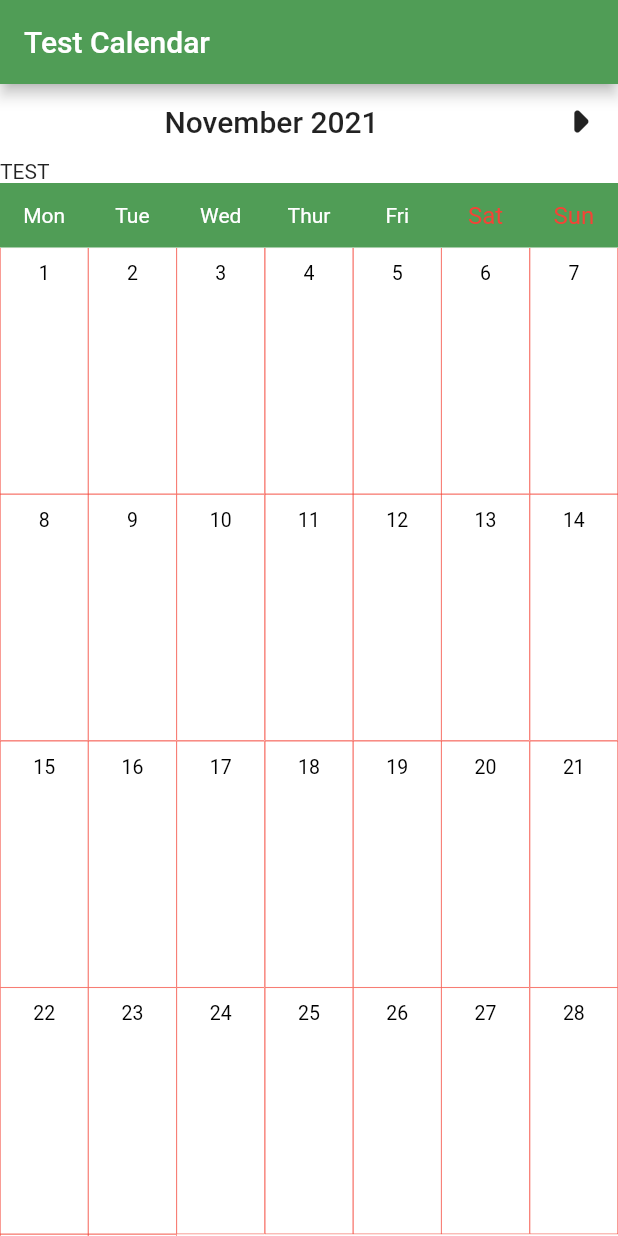
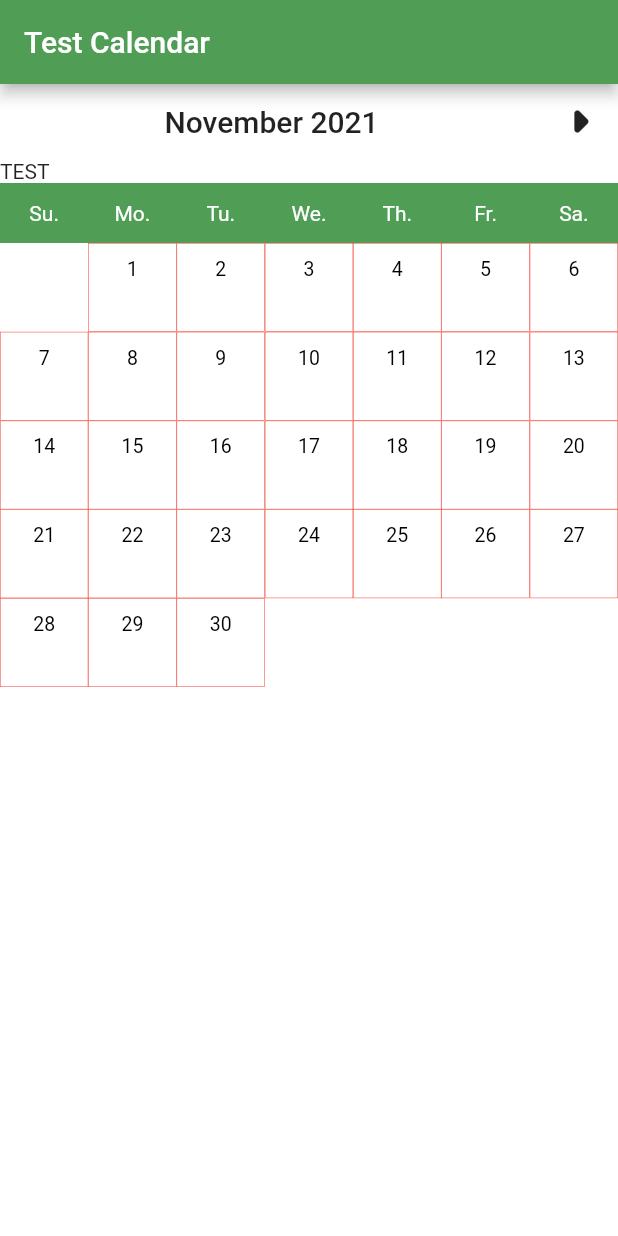
Before and after one commit to rynssnjn/event_calendar, a Flutter app: the screen it shows after launch, swiped to page 3, on a phone screen of 412 x 824 dp. Run offline on Flutter 3.47's test engine with Material 2 defaults, Android fonts, the phone set to English and light mode, and no system bars.

```diff
--- a/example/lib/main.dart
+++ b/example/lib/main.dart
@@ -22,15 +22,18 @@ class MyHomePage extends StatefulWidget {
 
   @override
   State<StatefulWidget> createState() => _MyHomePageState();
-
-  // @override
-  // _MyHomePageState createState() => _MyHomePageState();
 }
 
 class _MyHomePageState extends State<MyHomePage> {
   @override
   Widget build(BuildContext context) {
     final events = [
+      EventModel(
+        title: '',
+        startTime: DateTime(2022, 9, 2),
+        endTime: DateTime(2022, 9, 10),
+        backgroundColor: const Color(0xff31C987),
+      ),
       EventModel(
         title: 'Meeting 1',
         startTime: DateTime(2022, 11, 1),
@@ -122,25 +125,15 @@ class _MyHomePageState extends State<MyHomePage> {
         backgroundColor: const Color(0xff509D56),
       ),
       body: EventCalendar(
+        holder: CalendarHolder(),
         calendarSize: MediaQuery.of(context).size,
         events: events,
-        divisor: 3.6,
+        divisor: 10,
         isLeftChevronVisible: false,
         headerSubtitle: const Align(
           alignment: Alignment.centerLeft,
           child: Text('TEST'),
         ),
-        weekDays: [
-          DayModel(dayStringValue: 'Mon'),
-          DayModel(dayStringValue: 'Tue'),
-          DayModel(dayStringValue: 'Wed'),
-          DayModel(dayStringValue: 'Thur'),
-          DayModel(dayStringValue: 'Fri'),
-          DayModel(
-              dayStringValue: 'Sat', textStyle: Theme.of(context).textTheme.subtitle1!.copyWith(color: Colors.red)),
-          DayModel(
-              dayStringValue: 'Sun', textStyle: Theme.of(context).textTheme.subtitle1!.copyWith(color: Colors.red)),
-        ],
         dateBorderColor: Colors.red,
       ),
     );
--- a/lib/event_calendar.dart
+++ b/lib/event_calendar.dart
@@ -4,10 +4,12 @@ export 'src/event_calendar.dart';
 export 'src/models/event_model.dart' hide inBetweenMonths;
 
 export 'src/models/day_model.dart';
+export 'src/models/calendar_holder.dart';
 export 'src/models/event_model.dart';
 export 'src/models/week_model.dart';
 
 export 'src/utilities/calendar_utils.dart';
+export 'src/utilities/enums.dart';
 export 'src/utilities/typedefs.dart';
 
 export 'src/day_container.dart';
--- a/lib/src/event_calendar.dart
+++ b/lib/src/event_calendar.dart
@@ -1,6 +1,7 @@
 import 'dart:io';
 
 import 'package:event_calendar/src/models/day_model.dart';
+import 'package:event_calendar/src/models/calendar_holder.dart';
 import 'package:event_calendar/src/models/event_model.dart';
 import 'package:event_calendar/src/month_pageview.dart';
 import 'package:event_calendar/src/utilities/typedefs.dart';
@@ -9,8 +10,8 @@ import 'package:flutter/material.dart';
 
 class EventCalendar extends StatefulWidget {
   EventCalendar({
+    required this.holder,
     this.onMoreEventsTapped,
-    this.weekDays,
     this.events,
     this.previousIcon,
     this.nextIcon,
@@ -31,10 +32,10 @@ class EventCalendar extends StatefulWidget {
     this.dateBorderColor,
     this.currentDateColor,
     this.dateTextStyle,
+    this.initialDate,
   });
 
   final VoidCallback? onMoreEventsTapped;
-  final List<DayModel>? weekDays;
   final List<EventModel>? events;
   final Widget? previousIcon;
   final Widget? nextIcon;
@@ -56,6 +57,8 @@ class EventCalendar extends StatefulWidget {
   final Color? dateBorderColor;
   final Color? currentDateColor;
   final TextStyle? dateTextStyle;
+  final DateTime? initialDate;
+  final CalendarHolder holder;
 
   @override
   _EventCalendarState createState() => _EventCalendarState();
@@ -65,13 +68,14 @@ class _EventCalendarState extends State<EventCalendar> with SingleTickerProvider
   late List<DayModel> _weekDays;
   late double _itemHeight;
   late double _itemWidth;
-  DateTime _currentDate = DateTime.now();
+  late DateTime _currentDate;
   late PageController _controller;
   int _previousIndex = 12;
 
   @override
   void initState() {
     EventModel.setEventList(widget.events!);
+    _currentDate = widget.initialDate ?? DateTime.now();
 
     _controller = widget.pageController ??
         PageController(
@@ -83,9 +87,7 @@ class _EventCalendarState extends State<EventCalendar> with SingleTickerProvider
     final size = widget.calendarSize ?? MediaQuery.of(context).size;
     _itemHeight = (size.height - kBottomNavigationBarHeight - kToolbarHeight - _subtrahend) / (widget.divisor ?? 4);
     _itemWidth = size.width / 7;
-
-    final days = ['Sun', 'Mon', 'Tue', 'Wed', 'Thur', 'Fri', 'Sat'];
-    _weekDays = widget.weekDays ?? days.map((e) => DayModel(dayStringValue: e)).toList();
+    _weekDays = widget.holder.days;
     super.initState();
   }
 
@@ -119,20 +121,6 @@ class _EventCalendarState extends State<EventCalendar> with SingleTickerProvider
   @override
   Widget build(BuildContext context) {
     final textTheme = Theme.of(context).textTheme;
-    final months = [
-      'January',
-      'February',
-      'March',
-      'April',
-      'May',
-      'June',
-      'July',
-      'August',
-      'September',
-      'October',
-      'November',
-      'December'
-    ];
     return Container(
       color: Colors.white,
       child: Column(
@@ -162,7 +150,7 @@ class _EventCalendarState extends State<EventCalendar> with SingleTickerProvider
                 ),
               ),
               Text(
-                '${months[_currentDate.month - 1]} ${_currentDate.year}',
+                '${widget.holder.calendarMonths[_currentDate.month - 1]} ${_currentDate.year}',
                 style: widget.headerStyle ?? textTheme.headline6,
               ),
               Visibility(
@@ -235,6 +223,7 @@ class _EventCalendarState extends State<EventCalendar> with SingleTickerProvider
               dateBorderColor: widget.dateBorderColor,
               currentDateColor: widget.currentDateColor,
               dateTextStyle: widget.dateTextStyle,
+              holder: widget.holder,
             ),
           ),
         ],
--- /dev/null
+++ b/lib/src/models/calendar_holder.dart
@@ -0,0 +1,73 @@
+import 'package:event_calendar/event_calendar.dart';
+import 'package:flutter/material.dart';
+
+class CalendarHolder {
+  CalendarHolder({
+    this.monday = 'Mo.',
+    this.tuesday = 'Tu.',
+    this.wednesday = 'We.',
+    this.thursday = 'Th.',
+    this.friday = 'Fr.',
+    this.saturday = 'Sa.',
+    this.sunday = 'Su.',
+    this.firstDay = FirstDay.SUNDAY,
+    this.weekdayTextStyle,
+    this.weekendTextStyle,
+    this.months,
+  });
+
+  final String monday;
+  final String tuesday;
+  final String wednesday;
+  final String thursday;
+  final String friday;
+  final String saturday;
+  final String sunday;
+  final TextStyle? weekdayTextStyle;
+  final TextStyle? weekendTextStyle;
+  final FirstDay firstDay;
+  final List<String>? months;
+
+  List<DayModel> get days => isFirstDayMonday ? _mondayFirst : _sundayFirst;
+
+  bool get isFirstDayMonday => firstDay == FirstDay.MONDAY;
+
+  int get firstDayValue => isFirstDayMonday ? 0 : 1;
+
+  List<String> get calendarMonths => months ?? _months;
+
+  List<DayModel> get _mondayFirst => [
+        DayModel(dayStringValue: monday, textStyle: weekdayTextStyle),
+        DayModel(dayStringValue: tuesday, textStyle: weekdayTextStyle),
+        DayModel(dayStringValue: wednesday, textStyle: weekdayTextStyle),
+        DayModel(dayStringValue: thursday, textStyle: weekdayTextStyle),
+        DayModel(dayStringValue: friday, textStyle: weekdayTextStyle),
+        DayModel(dayStringValue: saturday, textStyle: weekendTextStyle),
+        DayModel(dayStringValue: sunday, textStyle: weekdayTextStyle),
+      ];
+
+  List<DayModel> get _sundayFirst => [
+        DayModel(dayStringValue: sunday, textStyle: weekdayTextStyle),
+        DayModel(dayStringValue: monday, textStyle: weekdayTextStyle),
+        DayModel(dayStringValue: tuesday, textStyle: weekdayTextStyle),
+        DayModel(dayStringValue: wednesday, textStyle: weekdayTextStyle),
+        DayModel(dayStringValue: thursday, textStyle: weekdayTextStyle),
+        DayModel(dayStringValue: friday, textStyle: weekdayTextStyle),
+        DayModel(dayStringValue: saturday, textStyle: weekendTextStyle),
+      ];
+
+  List<String> get _months => [
+        'January',
+        'February',
+        'March',
+        'April',
+        'May',
+        'June',
+        'July',
+        'August',
+        'September',
+        'October',
+        'November',
+        'December'
+      ];
+}
--- a/lib/src/month_pageview.dart
+++ b/lib/src/month_pageview.dart
@@ -1,4 +1,4 @@
-import 'package:event_calendar/src/month_view.dart';
+import 'package:event_calendar/event_calendar.dart';
 import 'package:flutter/material.dart';
 
 class MonthPageView extends StatelessWidget {
@@ -14,6 +14,7 @@ class MonthPageView extends StatelessWidget {
     this.dateBorderColor,
     this.currentDateColor,
     this.dateTextStyle,
+    required this.holder,
   });
 
   final Function(int) onPageChanged;
@@ -28,6 +29,7 @@ class MonthPageView extends StatelessWidget {
   final Color? dateBorderColor;
   final Color? currentDateColor;
   final TextStyle? dateTextStyle;
+  final CalendarHolder holder;
 
   @override
   Widget build(BuildContext context) {
@@ -44,6 +46,7 @@ class MonthPageView extends StatelessWidget {
           dateBorderColor: dateBorderColor,
           currentDateColor: currentDateColor,
           dateTextStyle: dateTextStyle,
+          holder: holder,
         );
       },
     );
--- a/lib/src/month_view.dart
+++ b/lib/src/month_view.dart
@@ -1,10 +1,4 @@
-import 'package:event_calendar/src/day_container.dart';
-import 'package:event_calendar/src/event_item.dart';
-import 'package:event_calendar/src/models/event_model.dart';
-import 'package:event_calendar/src/models/week_model.dart';
-import 'package:event_calendar/src/more_events.dart';
-import 'package:event_calendar/src/utilities/calendar_utils.dart';
-import 'package:event_calendar/src/week_view.dart';
+import 'package:event_calendar/event_calendar.dart';
 import 'package:flutter/material.dart';
 
 class MonthView extends StatefulWidget {
@@ -18,6 +12,7 @@ class MonthView extends StatefulWidget {
     this.dateBorderColor,
     this.currentDateColor,
     this.dateTextStyle,
+    required this.holder,
   });
 
   final DateTime currentMonthDate;
@@ -30,6 +25,7 @@ class MonthView extends StatefulWidget {
   final Color? dateBorderColor;
   final Color? currentDateColor;
   final TextStyle? dateTextStyle;
+  final CalendarHolder holder;
 
   @override
   _MonthViewState createState() => _MonthViewState();
@@ -48,7 +44,7 @@ class _MonthViewState extends State<MonthView> {
   int get paddingBeforeStartDayOfMonth {
     // 0 if should start with Monday
     // 1 if should start with Sunday
-    final dateTime = DateTime(widget.currentMonthDate.year, widget.currentMonthDate.month, 0);
+    final dateTime = DateTime(widget.currentMonthDate.year, widget.currentMonthDate.month, widget.holder.firstDayValue);
     return dateTime.weekday == 7 ? 0 : dateTime.weekday;
   }
 
--- /dev/null
+++ b/lib/src/utilities/enums.dart
@@ -0,0 +1,4 @@
+enum FirstDay {
+  MONDAY,
+  SUNDAY,
+}
```
